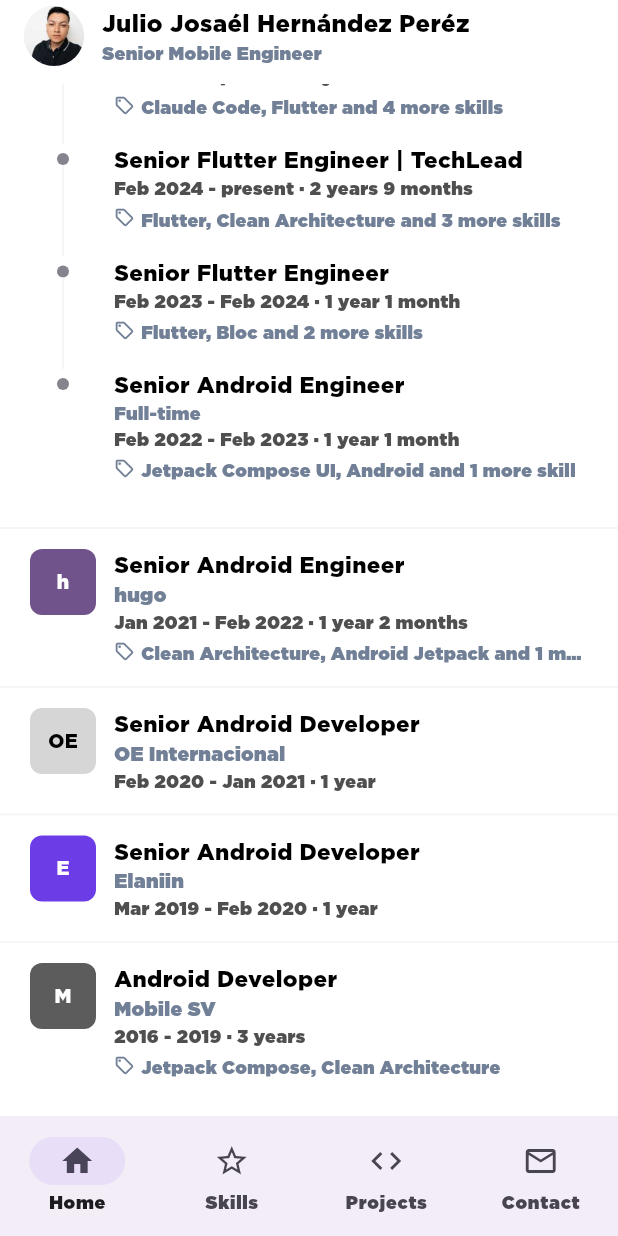
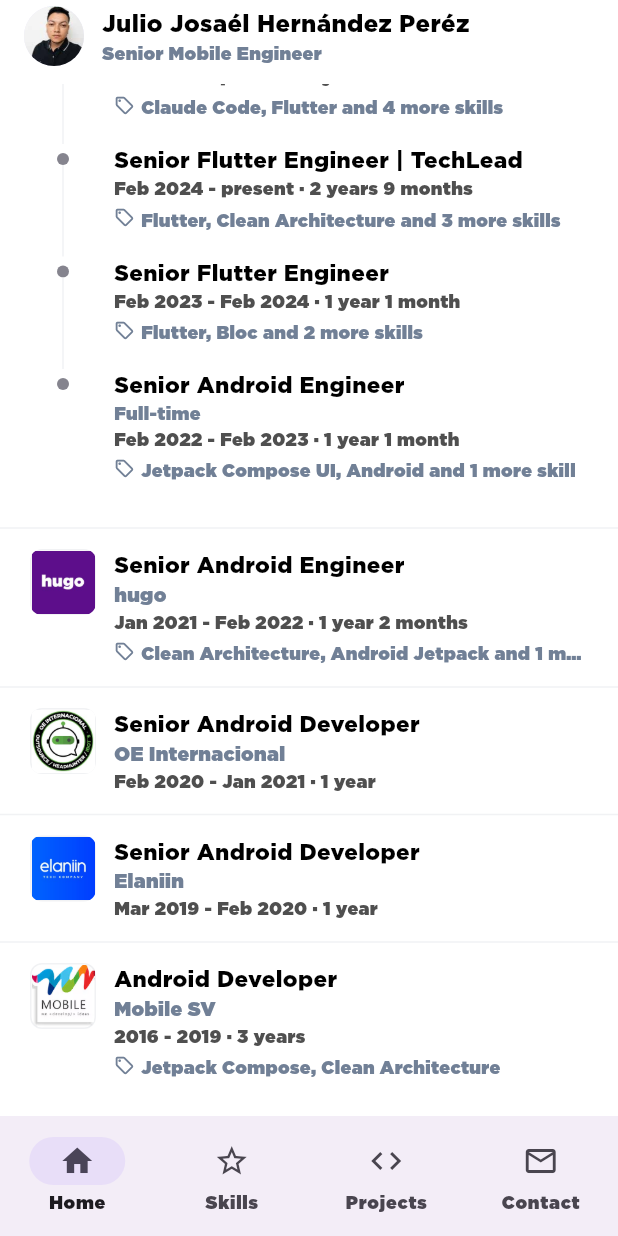
Before and after one commit to josaeljjh/ProfileCV, a Flutter app: the screen it shows after launch, scrolled down 959 dp, on a phone screen of 412 x 824 dp. Run offline on Flutter 3.47's test engine with Material 3 defaults, Android fonts, the phone set to English and light mode, and no system bars; our stand-ins replace cached_network_image, dio, equatable, flutter_bloc, flutter_svg, get_it and 4 more; missing offline and left inert: flutter_displaymode.

Commit message:
Use real company logos in the Experience timeline
Added the 5 company logos (n1co, elaniin, OE Internacional, hugo,
Mobile SV - the last converted from .avif to .png since Flutter's
asset pipeline doesn't support AVIF) under assets/images/logos/ and
declared that directory in pubspec.yaml (a directory listed in assets
only covers files directly inside it, not subfolders, so it needed
its own entry alongside the existing assets/images/).

CompanyExperienceModel gets a new optional logoAsset field; when set,
_LogoBox renders the real image (clipped, bordered with the
theme-aware divider color) instead of the initials-on-a-color-chip
placeholder, which it still falls back to when logoAsset is null (as
in the existing unit tests, which don't set it).

Co-Authored-By: Claude Sonnet 5 <noreply@anthropic.com>
Claude-Session: https://claude.ai/code/session_01LfEYkEduBRuQwtFwoZxnSY

```diff
--- a/lib/src/domain/models/experience_model.dart
+++ b/lib/src/domain/models/experience_model.dart
@@ -20,7 +20,9 @@ class RoleModel extends Equatable {
 }
 
 /// [logoColorKey] is a plain string identifier resolved to a Color only in
-/// the UI layer, keeping the domain layer Flutter-free.
+/// the UI layer, keeping the domain layer Flutter-free. [logoAsset], when
+/// set, is the company's real logo image and takes priority over the
+/// initials+color placeholder.
 class CompanyExperienceModel extends Equatable {
   const CompanyExperienceModel({
     required this.company,
@@ -28,14 +30,16 @@ class CompanyExperienceModel extends Equatable {
     required this.logoColorKey,
     required this.roles,
     this.totalDuration,
+    this.logoAsset,
   });
 
   final String company;
   final String logoInitials;
   final String logoColorKey;
+  final String? logoAsset;
   final String? totalDuration;
   final List<RoleModel> roles;
 
   @override
-  List<Object?> get props => [company, logoInitials, logoColorKey, totalDuration, roles];
+  List<Object?> get props => [company, logoInitials, logoColorKey, logoAsset, totalDuration, roles];
 }
--- a/lib/src/ui/pages/home/widgets/experience_timeline.dart
+++ b/lib/src/ui/pages/home/widgets/experience_timeline.dart
@@ -46,13 +46,28 @@ class ExperienceTimeline extends StatelessWidget {
 }
 
 class _LogoBox extends StatelessWidget {
-  const _LogoBox({required this.initials, required this.colorKey});
+  const _LogoBox({required this.initials, required this.colorKey, this.logoAsset});
 
   final String initials;
   final String colorKey;
+  final String? logoAsset;
 
   @override
   Widget build(BuildContext context) {
+    if (logoAsset != null) {
+      final colors = AppColors.of(context);
+      return Container(
+        width: iconSizeXL,
+        height: iconSizeXL,
+        clipBehavior: Clip.antiAlias,
+        decoration: BoxDecoration(
+          borderRadius: BorderRadius.circular(borderRadiusSM),
+          border: Border.all(color: colors.divider),
+        ),
+        child: Image.asset(logoAsset!, fit: BoxFit.cover),
+      );
+    }
+
     final color = _logoColorFor(colorKey);
     final isDark = ThemeData.estimateBrightnessForColor(color) == Brightness.dark;
     return Container(
@@ -153,7 +168,7 @@ class _CompanyBlock extends StatelessWidget {
         child: Row(
           crossAxisAlignment: CrossAxisAlignment.start,
           children: [
-            _LogoBox(initials: company.logoInitials, colorKey: company.logoColorKey),
+            _LogoBox(initials: company.logoInitials, colorKey: company.logoColorKey, logoAsset: company.logoAsset),
             const SizedBox(width: paddingMD),
             Expanded(child: _RoleDetails(role: role, companyName: company.company)),
           ],
@@ -171,7 +186,7 @@ class _CompanyBlock extends StatelessWidget {
           Row(
             crossAxisAlignment: CrossAxisAlignment.start,
             children: [
-              _LogoBox(initials: company.logoInitials, colorKey: company.logoColorKey),
+              _LogoBox(initials: company.logoInitials, colorKey: company.logoColorKey, logoAsset: company.logoAsset),
               const SizedBox(width: paddingMD),
               Expanded(
                 child: Column(
--- a/pubspec.yaml
+++ b/pubspec.yaml
@@ -70,6 +70,7 @@ flutter:
 
   assets:
     - assets/images/
+    - assets/images/logos/
     - res/i18n/
 
   fonts:
```
Also changed, not shown: lib/src/data/repositories/cv_repository_impl.dart (+10 -0 lines), assets/images/logos/elaniin.jpg (added), assets/images/logos/hugo.jpg (added), assets/images/logos/mobile_sv.png (added), assets/images/logos/n1co.jpg (added), assets/images/logos/oe_internacional.jpg (added).
